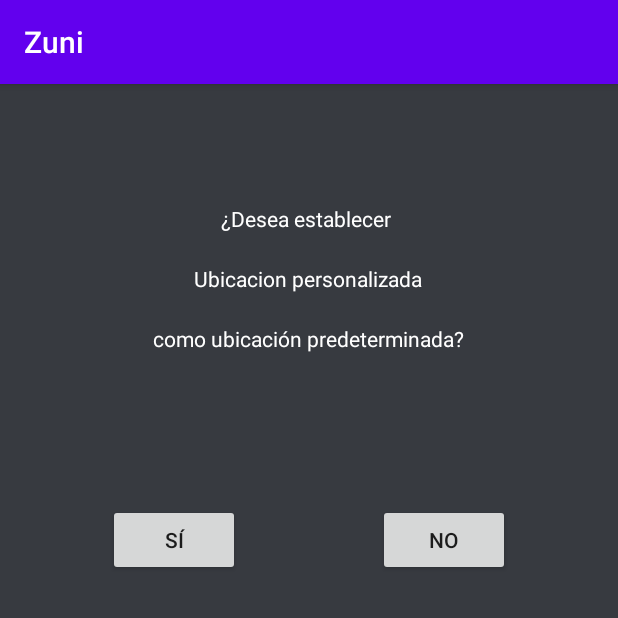
After one commit to julioct99/zuni, an Android app: the FavUbicacionActivity screen opened directly, with no data from a screen before it, on a phone screen of 412 x 824 dp, the top half of it. The commit adds this screen. Run offline under Robolectric (Android 15) with nearby library versions, the phone set to English and light mode, and no system bars; our stand-ins replace Room's generated code; 1 statement that could not run was skipped.

Commit message:
Todo completado por la parte de ubicaciones, se ha añadido la ubicación predeterminada

```diff
--- a/app/src/main/AndroidManifest.xml
+++ b/app/src/main/AndroidManifest.xml
@@ -15,6 +15,7 @@
         <activity android:name=".DetallesEventoActivity" />
         <activity android:name=".AddEventoActivity" />
         <activity android:name=".EditUbicacionActivity"></activity>
+        <activity android:name=".FavUbicacionActivity"></activity>
         <activity android:name=".DetallesUbicacionActivity" />
         <activity android:name=".AddUbicacionActivity" />
         <activity
--- a/app/src/main/java/es/unex/giis/zuni/AddUbicacionActivity.java
+++ b/app/src/main/java/es/unex/giis/zuni/AddUbicacionActivity.java
@@ -97,7 +97,7 @@ public class AddUbicacionActivity extends AppCompatActivity {
             @Override
             public void onClick(View v) {
                 AppExecutors.getInstance().networkIO().execute(new GeoCodeNetworkLoaderRunnable(
-                        this::muestraUbicacion,mUbicacion.getText().toString().replace(" ","%20"),spinner3.getSelectedItem().toString().substring(0,2)
+                        this::muestraUbicacion,mUbicacion.getText().toString().trim().replace(" ","%20"),spinner3.getSelectedItem().toString().substring(0,2)
                 ));
 
             }
@@ -131,7 +131,7 @@ public class AddUbicacionActivity extends AppCompatActivity {
             @Override
             public void onClick(View v) {
                 /* Obtener los datos del evento */
-                String ubicacion = mUbicacion.getText().toString();
+                String ubicacion = mUbicacion.getText().toString().trim();
 
                 String spinner = spinner3.getSelectedItem().toString();
 
--- /dev/null
+++ b/app/src/main/java/es/unex/giis/zuni/FavUbicacionActivity.java
@@ -0,0 +1,105 @@
+package es.unex.giis.zuni;
+
+import android.content.Intent;
+import android.os.Bundle;
+import android.view.View;
+import android.widget.Button;
+import android.widget.EditText;
+import android.widget.TextView;
+
+import androidx.appcompat.app.AppCompatActivity;
+
+import java.util.List;
+
+import es.unex.giis.zuni.eventos.Evento;
+import es.unex.giis.zuni.openweather.AppExecutors;
+import es.unex.giis.zuni.ubicaciones.Ubicacion;
+import es.unex.giis.zuni.ubicaciones.db.UbicacionDatabase;
+
+public class FavUbicacionActivity extends AppCompatActivity {
+
+    private Ubicacion ubicacion;
+
+    private static final String TAG = "Zuni-FavUbicacion";
+    private TextView mUbicacionFav;
+    //private boolean mbanderaUbiFav;
+
+    @Override
+    protected void onCreate(Bundle savedInstanceState) {
+        super.onCreate(savedInstanceState);
+        setContentView(R.layout.activity_fav_ubicacion);
+
+        mUbicacionFav = findViewById(R.id.ubicacionfav);
+
+        /* SE OBTIENE LA UBICACION DEL INTENT */
+        ubicacion = new Ubicacion(getIntent());
+        Ubicacion ubicacionIntent = new Ubicacion(getIntent());
+
+        /* SE OBTIENE LA UBICACION DE LA BD  */
+        AppExecutors.getInstance().diskIO().execute(new Runnable() {
+            @Override
+            public void run() {
+                ubicacion = UbicacionDatabase.getInstance(FavUbicacionActivity.this).getDao()
+                        .getUbicacion(ubicacionIntent.getId());
+
+                AppExecutors.getInstance().mainThread().execute(new Runnable() {
+                    @Override
+                    public void run() {
+                        /* SE CARGAN LOS ATRIBUTOS DE LA UBICACION EN LOS INPUTS --------------------- */
+                        mUbicacionFav.setText(ubicacion.getUbicacion());
+                    }
+                });
+            }
+        });
+
+        /* Listener para el boton de CANCEL ----------------------------------------------------- */
+        final Button cancelButton = findViewById(R.id.no_favUbicacion);
+        cancelButton.setOnClickListener(new View.OnClickListener() {
+            @Override
+            public void onClick(View v) {
+                Intent data = new Intent();
+                setResult(RESULT_CANCELED);
+                finish();
+            }
+        });
+
+        /* Listener para el boton de AÑADIR UBICACION FAV ----------------------------------------------------- */
+        final Button okeyButton = findViewById(R.id.yes_favUbicacion);
+        okeyButton.setOnClickListener(new View.OnClickListener() {
+            @Override
+            public void onClick(View v) {
+                /* Obtener los datos de la ubicacion*/
+                String ubicacion = mUbicacionFav.getText().toString(); //puede ser chungo cambiar el nombre de ubi
+                                                                                                    //mejor seria que en algun lado segun la bandera se escribiera
+                /* ACTUALIZAR UBICACIONES COMO NO PREDETERMINADAS */
+                AppExecutors.getInstance().diskIO().execute(new Runnable() {
+                    @Override
+                    public void run() {
+                        List<Ubicacion> listUbi= UbicacionDatabase.getInstance(FavUbicacionActivity.this)
+                                .getDao().getAll();
+                        for(int i= 0; i<listUbi.size();i++) {
+                            if(listUbi.get(i).getBanderaUbiFav()){
+                                listUbi.get(i).setBanderaUbiFav(false);
+                                UbicacionDatabase.getInstance(FavUbicacionActivity.this)
+                                        .getDao().update(listUbi.get(i));
+                            }
+                        }
+
+                    }
+                });
+
+                /* Empaquetar la ubicacion en un intent */
+                Intent data = new Intent();
+                //y aqui pongo la bandera a true para que se ha dado click y se pasa con el intent
+                Ubicacion.packageIntent(data,ubicacion,null,null,true);
+
+                Ubicacion ubicacionCreada = new Ubicacion(data);
+
+                setResult(RESULT_OK, data);
+                finish();
+            }
+        });
+    }
+
+
+}
--- a/app/src/main/java/es/unex/giis/zuni/ubicaciones/UbicacionAdapter.java
+++ b/app/src/main/java/es/unex/giis/zuni/ubicaciones/UbicacionAdapter.java
@@ -106,8 +106,12 @@ public class UbicacionAdapter extends RecyclerView.Adapter<UbicacionAdapter.View
         public void bind(final Ubicacion ubicacion, final UbicacionAdapter.OnItemClickListener listener) {
 
             /* Configurar los widgets del elemento */
-            TVubicacion.setText(ubicacion.getUbicacion());
 
+            if(ubicacion.getBanderaUbiFav()) {
+                TVubicacion.setText(ubicacion.getUbicacion().concat(" (Ubicación predeterminada)"));
+            }else{
+                TVubicacion.setText(ubicacion.getUbicacion());
+            }
             itemView.setOnClickListener(new View.OnClickListener() {
                 @Override
                 public void onClick(View v){
--- a/app/src/main/java/es/unex/giis/zuni/ubicaciones/db/UbicacionDatabase.java
+++ b/app/src/main/java/es/unex/giis/zuni/ubicaciones/db/UbicacionDatabase.java
@@ -14,7 +14,7 @@ public abstract class UbicacionDatabase extends RoomDatabase {
     private static UbicacionDatabase instance;
     public static UbicacionDatabase getInstance(Context context){
         if(instance == null){
-            instance = Room.databaseBuilder(context,UbicacionDatabase.class,"ubicaciones.db").build();
+            instance = Room.databaseBuilder(context,UbicacionDatabase.class,"ubicaciones2.db").build();
         }
         return instance;
     }
--- a/app/src/main/java/es/unex/giis/zuni/ui/ubicaciones/UbicacionesFragment.java
+++ b/app/src/main/java/es/unex/giis/zuni/ui/ubicaciones/UbicacionesFragment.java
@@ -28,6 +28,7 @@ import es.unex.giis.zuni.openweather.AppExecutors;
 import es.unex.giis.zuni.ubicaciones.Ubicacion;
 import es.unex.giis.zuni.ubicaciones.UbicacionAdapter;
 import es.unex.giis.zuni.ubicaciones.db.UbicacionDatabase;
+
 
 public class UbicacionesFragment extends Fragment {
 
@@ -89,7 +90,7 @@ public class UbicacionesFragment extends Fragment {
             if (resultCode == Activity.RESULT_OK){
                 Ubicacion ubicacion = new Ubicacion(data);
 
-                /* INSERTAR EVENTO EN LA BASE DE DATOS */
+                /* INSERTAR UBICACION EN LA BASE DE DATOS */
                 AppExecutors.getInstance().diskIO().execute(new Runnable() {
                     @Override
                     public void run() {
--- /dev/null
+++ b/app/src/main/res/layout/activity_fav_ubicacion.xml
@@ -0,0 +1,66 @@
+<?xml version="1.0" encoding="utf-8"?>
+<androidx.constraintlayout.widget.ConstraintLayout xmlns:android="http://schemas.android.com/apk/res/android"
+    xmlns:app="http://schemas.android.com/apk/res-auto"
+    xmlns:tools="http://schemas.android.com/tools"
+    android:layout_width="match_parent"
+    android:layout_height="match_parent"
+    android:background="@color/background">
+
+    <TextView
+        android:id="@+id/textView6"
+        android:layout_width="wrap_content"
+        android:layout_height="wrap_content"
+        android:layout_marginTop="80dp"
+        android:text="¿Desea establecer "
+        android:textColor="#FFFFFF"
+        app:layout_constraintEnd_toEndOf="parent"
+        app:layout_constraintHorizontal_bias="0.498"
+        app:layout_constraintStart_toStartOf="parent"
+        app:layout_constraintTop_toTopOf="parent" />
+
+    <TextView
+        android:id="@+id/ubicacionfav"
+        android:layout_width="wrap_content"
+        android:layout_height="wrap_content"
+        android:layout_marginTop="120dp"
+        android:text="Ubicacion personalizada"
+        android:textColor="#FFFFFF"
+        app:layout_constraintEnd_toEndOf="parent"
+        app:layout_constraintHorizontal_bias="0.498"
+        app:layout_constraintStart_toStartOf="parent"
+        app:layout_constraintTop_toTopOf="parent" />
+
+    <TextView
+        android:id="@+id/textView8"
+        android:layout_width="wrap_content"
+        android:layout_height="wrap_content"
+        android:layout_marginTop="160dp"
+        android:text="como ubicación predeterminada?"
+        android:textColor="#FFFFFF"
+        app:layout_constraintEnd_toEndOf="parent"
+        app:layout_constraintHorizontal_bias="0.498"
+        app:layout_constraintStart_toStartOf="parent"
+        app:layout_constraintTop_toTopOf="parent" />
+
+    <Button
+        android:id="@+id/yes_favUbicacion"
+        android:layout_width="wrap_content"
+        android:layout_height="wrap_content"
+        android:layout_marginStart="72dp"
+        android:layout_marginLeft="72dp"
+        android:layout_marginTop="280dp"
+        android:text="Sí"
+        app:layout_constraintStart_toStartOf="parent"
+        app:layout_constraintTop_toTopOf="parent" />
+
+    <Button
+        android:id="@+id/no_favUbicacion"
+        android:layout_width="wrap_content"
+        android:layout_height="wrap_content"
+        android:layout_marginTop="280dp"
+        android:layout_marginEnd="72dp"
+        android:layout_marginRight="72dp"
+        android:text="No"
+        app:layout_constraintEnd_toEndOf="parent"
+        app:layout_constraintTop_toTopOf="parent" />
+</androidx.constraintlayout.widget.ConstraintLayout>
```
Also changed, not shown: app/src/main/java/es/unex/giis/zuni/DetallesUbicacionActivity.java (+55 -10 lines), app/src/main/java/es/unex/giis/zuni/ubicaciones/Ubicacion.java (+39 -12 lines), app/src/main/res/layout/activity_add_ubicacion.xml (+6 -4 lines), app/src/main/res/layout/activity_detalles_ubicacion.xml (+4 -3 lines), app/src/main/res/layout/ubicacion.xml (+4 -3 lines), 10 other files.
